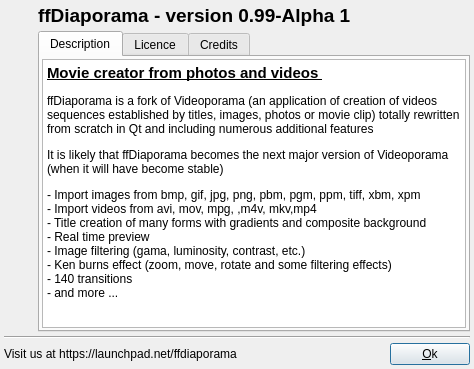
First picture: the form in DlgAbout.ui, repository boenki/ffdiaporama, before the edit.
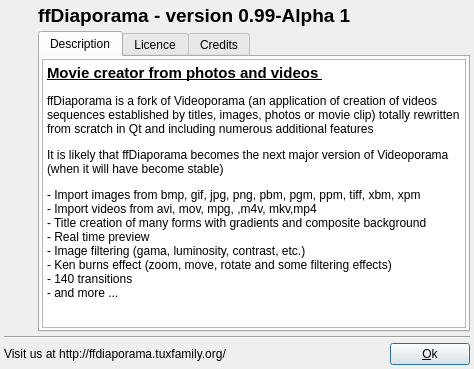
Second picture: the form after the edit. The open tabs and pages were chosen to show the change. Icons and pictures are not drawn.

What changed in the file:
```diff
--- a/DlgAbout.ui
+++ b/DlgAbout.ui
@@ -310,7 +310,7 @@
      <item>
       <widget class="QLabel" name="label_6">
        <property name="text">
-        <string>Visit us at https://launchpad.net/ffdiaporama</string>
+        <string>Visit us at http://ffdiaporama.tuxfamily.org/</string>
        </property>
       </widget>
      </item>
```
Left out of the diff: 4 changed lines with no effect on the pictures.
